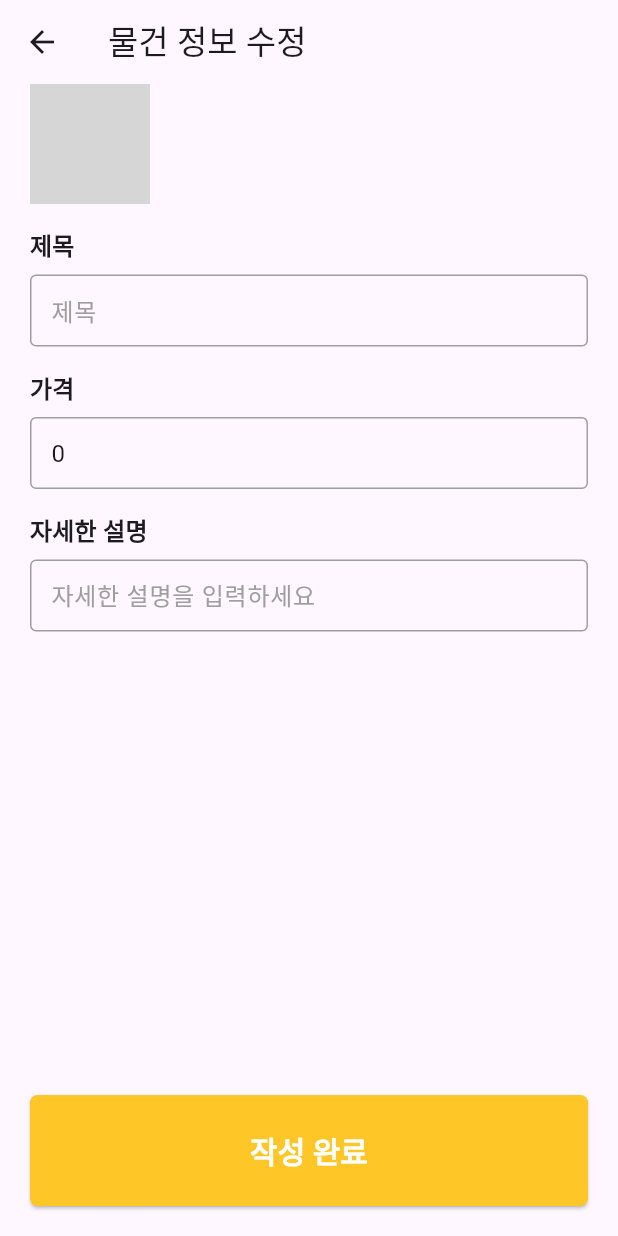
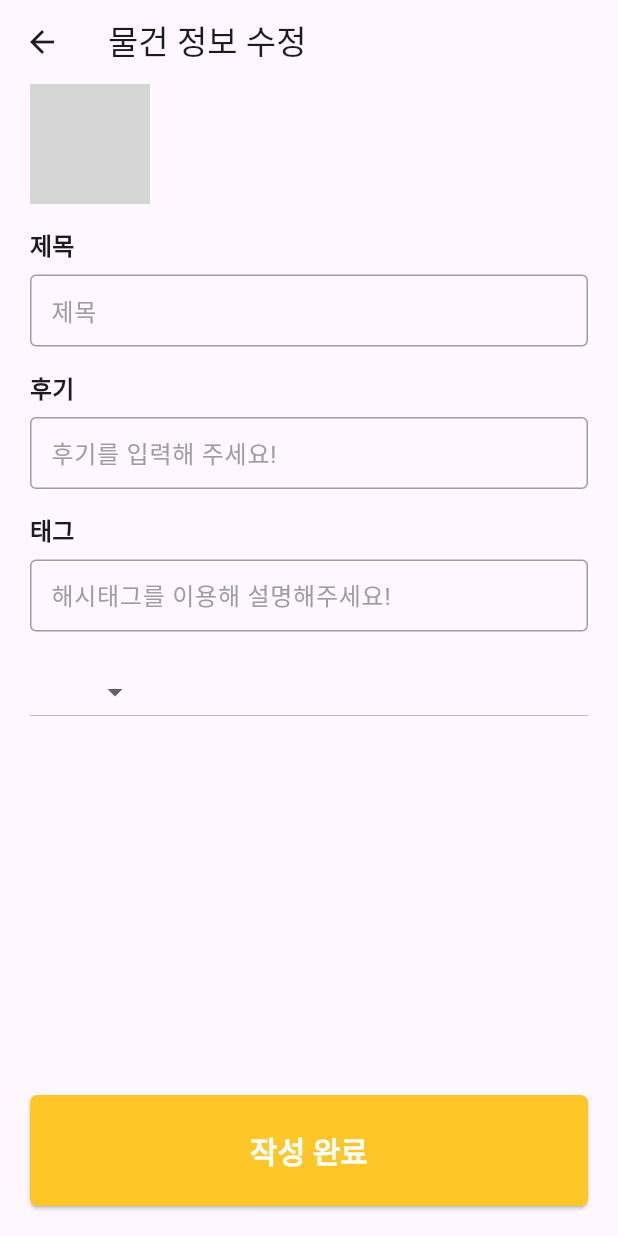
Before and after one commit to BongSeongEun/Flutter-node.js-Project, a Flutter app: the FeedEdit screen opened directly with empty values, after a tap on "작성 완료", on a phone screen of 412 x 824 dp. Run offline on Flutter 3.47's test engine with Material 3 defaults, Android fonts, the phone set to English and light mode, and no system bars; our stand-ins replace get, get_storage, image_picker, timeago; accounts and stored records are empty; network calls fail; Roboto replaces fonts that are missing (Noto Sans); grey boxes are pictures that could not be loaded.

Commit message:
수정 및 새로고침 구현

```diff
--- a/carrot_flutter/lib/src/controller/feed_controller.dart
+++ b/carrot_flutter/lib/src/controller/feed_controller.dart
@@ -31,20 +31,22 @@ class FeedController extends GetxController {
   }
 
   feedUpdate(int id, String title, String priceString, String content,
-      int? image) async {
-    int price = int.tryParse(priceString) ?? 0;
-    Map body =
-        await feedProvider.update(id, title, priceString, content, image);
+      int? image, String tag, String category) async {
+    int price = 0;
+    Map body = await feedProvider.update(
+        id, title, priceString, content, image, tag, category);
     if (body['result'] == 'ok') {
       int index = feedList.indexWhere((feed) => feed.id == id);
       if (index != -1) {
         FeedModel updatedFeed = feedList[index].copyWith(
-          title: title,
-          price: price,
-          content: content,
-          imageId: image,
-        );
+            title: title,
+            price: price,
+            content: content,
+            imageId: image,
+            tag: tag,
+            category: category);
         feedList[index] = updatedFeed;
+        print(updatedFeed);
       }
       return true;
     }
--- a/carrot_flutter/lib/src/providers/feed_provider.dart
+++ b/carrot_flutter/lib/src/providers/feed_provider.dart
@@ -32,20 +32,17 @@ class FeedProvider extends Provider {
     return response.body;
   }
 
-  Future update(
-    int id,
-    String title,
-    String price,
-    String content,
-    int? image,
-  ) async {
+  Future update(int id, String title, String price, String content, int? image,
+      String? tag, String category) async {
     final Map<String, dynamic> body = {
       'title': title,
       'price': price,
       'content': content,
+      'tag': tag,
+      'category': category,
     };
     if (image != null) {
-      body['image'] = image.toString();
+      body['imageId'] = image.toString();
     }
     final response = await put('/api/feed/$id', body);
     print(response.bodyString);
--- a/carrot_flutter/lib/src/screens/feed/feed_edit.dart
+++ b/carrot_flutter/lib/src/screens/feed/feed_edit.dart
@@ -1,6 +1,7 @@
 import 'package:carrot_flutter/src/controller/feed_controller.dart';
 import 'package:carrot_flutter/src/controller/file_controller.dart';
 import 'package:carrot_flutter/src/model/feed_model.dart';
+import 'package:carrot_flutter/src/screens/feed/show.dart';
 import 'package:carrot_flutter/src/widget/feed_image.dart';
 import 'package:carrot_flutter/src/widget/form/label_textField.dart';
 import 'package:flutter/material.dart';
@@ -19,17 +20,29 @@ class _FeedEditState extends State<FeedEdit> {
   final TextEditingController _titleController = TextEditingController();
   final TextEditingController _priceController = TextEditingController();
   final TextEditingController _contentController = TextEditingController();
+  final TextEditingController _tagController = TextEditingController();
+
+  final _earth = ['국내', '아시아', '미주', '유럽', '대양주'];
+  String _selectedEarth = '';
+
   _submit() async {
     final result = await feedController.feedUpdate(
-      widget.model.id, // 변경
-      _titleController.text,
-      _priceController.text,
-      _contentController.text,
-      fileController.imageId.value,
-    );
+        widget.model.id, // 변경
+        _titleController.text,
+        _priceController.text,
+        _contentController.text,
+        fileController.imageId.value,
+        _tagController.text,
+        _selectedEarth);
     if (result) {
-      Get.back();
+      // Get.to(() => FeedShow(widget.model.id));
+      Navigator.pop(context);
+      Navigator.pushReplacement(
+        context,
+        MaterialPageRoute(builder: (context) => FeedShow(widget.model.id)),
+      );
     }
+    print(result);
   }
 
   @override
@@ -39,6 +52,11 @@ class _FeedEditState extends State<FeedEdit> {
     _priceController.text = widget.model.price.toString();
     _contentController.text = widget.model.content;
     fileController.imageId.value = widget.model.imageId;
+    _tagController.text = widget.model.tag;
+    // _selectedEarth = widget.model.category;
+    setState(() {
+      _selectedEarth = widget.model.category;
+    });
   }
 
   @override
@@ -68,15 +86,28 @@ class _FeedEditState extends State<FeedEdit> {
                     controller: _titleController,
                   ),
                   LabelTextField(
-                      label: '가격',
-                      hintText: '가격을 입력해주세요.',
-                      controller: _priceController,
-                      keyboardType: TextInputType.phone),
-                  LabelTextField(
-                    label: '자세한 설명',
-                    hintText: '자세한 설명을 입력하세요',
+                    label: '후기',
+                    hintText: '후기를 입력해 주세요!',
                     controller: _contentController,
                   ),
+                  LabelTextField(
+                    label: '태그',
+                    hintText: '해시태그를 이용해 설명해주세요!',
+                    controller: _tagController,
+                  ),
+                  DropdownButton(
+                      value: _selectedEarth,
+                      items: _earth
+                          .map((e) => DropdownMenuItem(
+                                value: e,
+                                child: Text(e),
+                              ))
+                          .toList(),
+                      onChanged: (value) {
+                        setState(() {
+                          _selectedEarth = value!;
+                        });
+                      })
                 ],
               ),
             ),
--- a/carrot_flutter/lib/src/screens/feed/show.dart
+++ b/carrot_flutter/lib/src/screens/feed/show.dart
@@ -1,4 +1,5 @@
 import 'package:carrot_flutter/src/controller/feed_controller.dart';
+import 'package:carrot_flutter/src/model/feed_model.dart';
 import 'package:carrot_flutter/src/screens/feed/feed_edit.dart';
 import 'package:carrot_flutter/src/widget/user_list_item.dart';
 import 'package:flutter/material.dart';
@@ -97,10 +98,8 @@ class _FeedShowState extends State<FeedShow> {
                 IconButton(
                   icon: Icon(Icons.edit, color: Colors.blue),
                   onPressed: () {
-                    /*
-                    Get.to(
-                        () => FeedEdit(feedController.currentFeed.value!.id));
-                        */
+                    Get.to(() => FeedEdit(
+                        feedController.currentFeed.value as FeedModel));
                   },
                 ),
                 IconButton(
```
Also changed, not shown: carrot_flutter/pubspec.lock, 2 other files.
